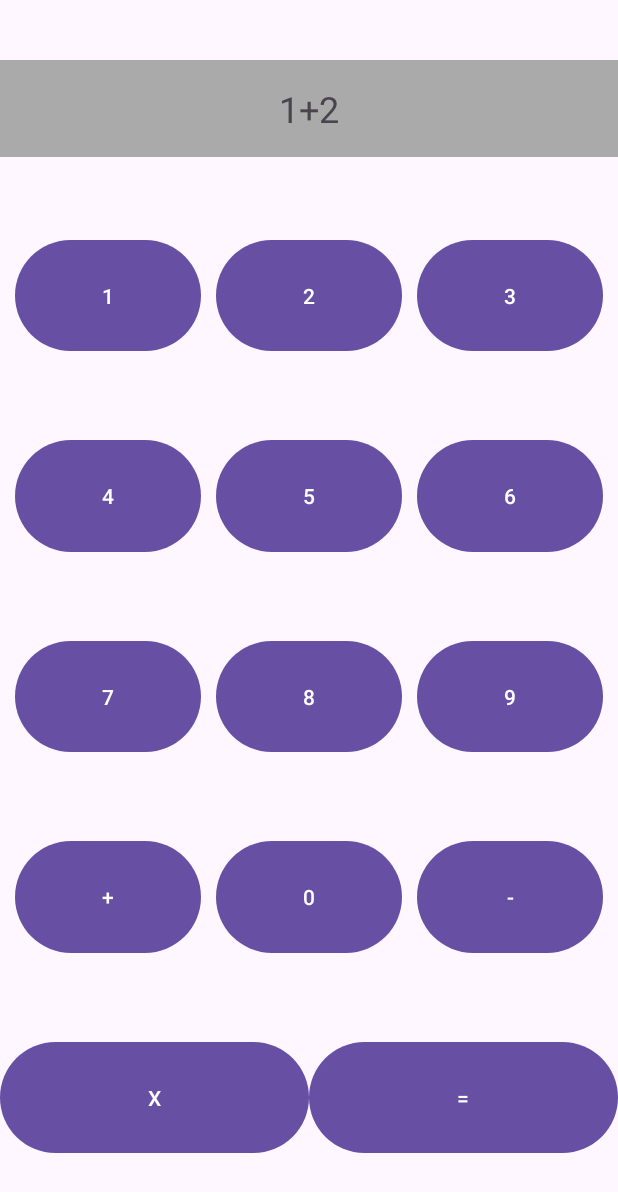
After one commit to CS5520-Fall-2024-Shivakumar/cs5520-spring2025-individual-assignments-RingoTC, an Android app: the QuicCalcActivity screen opened directly, with no data from a screen before it, on a phone screen of 412 x 824 dp. The commit adds this screen. Shown: the top 1192 px of the screen. Run offline under Robolectric (Android 15) with nearby library versions, the phone set to English and light mode, and no system bars.

Commit message:
feat: finish a2

```diff
--- a/app/build.gradle.kts
+++ b/app/build.gradle.kts
@@ -37,6 +37,7 @@ dependencies {
     implementation(libs.material)
     implementation(libs.activity)
     implementation(libs.constraintlayout)
+    implementation(libs.rhino)
     testImplementation(libs.junit)
     androidTestImplementation(libs.ext.junit)
     androidTestImplementation(libs.espresso.core)
--- a/app/src/main/AndroidManifest.xml
+++ b/app/src/main/AndroidManifest.xml
@@ -21,6 +21,7 @@
                 <category android:name="android.intent.category.LAUNCHER" />
             </intent-filter>
         </activity>
+        <activity android:name=".QuicCalcActivity" />
     </application>
 
 </manifest>
--- a/app/src/main/java/com/example/hanliao_cs5520_android/MainActivity.java
+++ b/app/src/main/java/com/example/hanliao_cs5520_android/MainActivity.java
@@ -1,5 +1,6 @@
 package com.example.hanliao_cs5520_android;
 
+import android.content.Intent;
 import android.os.Bundle;
 import android.view.View;
 import android.widget.Button;
@@ -35,5 +36,14 @@ public class MainActivity extends AppCompatActivity {
             v.setPadding(systemBars.left, systemBars.top, systemBars.right, systemBars.bottom);
             return insets;
         });
+
+        Button QuicCalcButton = findViewById(R.id.quic_calc);
+        QuicCalcButton.setOnClickListener(new View.OnClickListener() {
+            @Override
+            public void onClick(View v) {
+                Intent intent = new Intent(MainActivity.this, QuicCalcActivity.class);
+                startActivity(intent);
+            }
+        });
     }
 }
--- /dev/null
+++ b/app/src/main/java/com/example/hanliao_cs5520_android/QuicCalcActivity.java
@@ -0,0 +1,109 @@
+package com.example.hanliao_cs5520_android;
+
+import android.os.Bundle;
+import android.view.View;
+import android.widget.TextView;
+import android.widget.Toast;
+
+import androidx.appcompat.app.AppCompatActivity;
+
+import org.mozilla.javascript.Context;
+import org.mozilla.javascript.Scriptable;
+
+public class QuicCalcActivity extends AppCompatActivity {
+    private TextView calcView;
+    private StringBuilder experssionBuffer;
+
+    @Override
+    protected void onCreate(Bundle savedInstanceState) {
+        super.onCreate(savedInstanceState);
+        setContentView(R.layout.activity_quic_calc);
+
+        calcView = findViewById(R.id.textViewResult);
+        experssionBuffer = new StringBuilder();
+
+        calcView.setText(R.string.defaultExpression);
+
+        setButtonListener();
+    }
+
+    private void setButtonListener(){
+        int[] buttonIds = {
+                R.id.button0, R.id.button1, R.id.button2, R.id.button3,
+                R.id.button4, R.id.button5, R.id.button6, R.id.button7,
+                R.id.button8, R.id.button9, R.id.buttonPlus, R.id.buttonMinus,
+                R.id.buttonDelete, R.id.buttonEquals
+        };
+
+        View.OnClickListener listener = this::onButtonClick;
+
+        for (int buttonId : buttonIds) {
+            findViewById(buttonId).setOnClickListener(listener);
+        }
+    }
+
+    private void onButtonClick(View view) {
+        int id = view.getId();
+
+        if (id == R.id.button0 || id == R.id.button1 || id == R.id.button2 ||
+                id == R.id.button3 || id == R.id.button4 || id == R.id.button5 ||
+                id == R.id.button6 || id == R.id.button7 || id == R.id.button8 ||
+                id == R.id.button9) {
+            append2Exp(((TextView) view).getText().toString());
+        } else if (id == R.id.buttonPlus || id == R.id.buttonMinus) {
+            append2Exp(((TextView) view).getText().toString());
+        } else if (id == R.id.buttonEquals) {
+            calculate();
+        } else if (id == R.id.buttonDelete) {
+            deleteLastChar();
+        }
+    }
+
+    private void append2Exp(String text) {
+        if (text == null) {
+            if (experssionBuffer.length() > 0) {
+                experssionBuffer.deleteCharAt(experssionBuffer.length() - 1);
+            }
+        } else {
+            experssionBuffer.append(text);
+        }
+        calcView.setText(experssionBuffer.toString());
+    }
+
+
+    private void calculate() {
+        int result = (int) eval(experssionBuffer.toString());
+        experssionBuffer.setLength(0);
+        experssionBuffer.append(result);
+        calcView.setText(String.valueOf(result));
+    }
+
+    private double eval(String expression) {
+        try {
+            Context context = Context.enter();
+            context.setOptimizationLevel(-1);
+            Scriptable scope = context.initStandardObjects();
+            Object result = context.evaluateString(scope, expression, "Javascript", 1, null);
+            if (result instanceof Number) {
+                return ((Number) result).doubleValue();
+            } else {
+                throw new IllegalArgumentException("Invalid expression result");
+            }
+        } catch (Exception e) {
+            Toast.makeText(this, "Invalid Expression", Toast.LENGTH_SHORT).show();
+            return 0.0;
+        } finally {
+            Context.exit();
+        }
+    }
+
+
+    private void deleteLastChar(){
+        if (experssionBuffer.length() > 0) {
+            experssionBuffer.deleteCharAt(experssionBuffer.length() - 1);
+            calcView.setText(experssionBuffer.toString());
+        } else {
+            Toast.makeText(this, "No character to delete", Toast.LENGTH_SHORT).show();
+        }
+    }
+}
--- a/app/src/main/res/layout/activity_main.xml
+++ b/app/src/main/res/layout/activity_main.xml
@@ -22,7 +22,18 @@
         android:layout_height="wrap_content"
         android:layout_width="wrap_content"
         android:text="@string/about_me"
-        android:layout_marginTop="16dp"
+        android:layout_marginTop="32dp"
+        app:layout_constraintTop_toBottomOf="@id/textview"
+        app:layout_constraintStart_toStartOf="parent"
+        app:layout_constraintEnd_toEndOf="parent"
+        />
+
+    <Button
+        android:layout_marginTop="78dp"
+        android:id="@+id/quic_calc"
+        android:layout_width="wrap_content"
+        android:layout_height="wrap_content"
+        android:text="@string/quic_calc"
         app:layout_constraintTop_toBottomOf="@id/textview"
         app:layout_constraintStart_toStartOf="parent"
         app:layout_constraintEnd_toEndOf="parent"
--- /dev/null
+++ b/app/src/main/res/layout/activity_quic_calc.xml
@@ -0,0 +1,192 @@
+<?xml version="1.0" encoding="utf-8"?>
+<androidx.constraintlayout.widget.ConstraintLayout
+    xmlns:android="http://schemas.android.com/apk/res/android"
+    xmlns:app="http://schemas.android.com/apk/res-auto"
+    android:layout_width="match_parent"
+    android:layout_height="match_parent">
+
+    <TextView
+        android:id="@+id/textViewResult"
+        android:layout_width="0dp"
+        android:layout_height="wrap_content"
+        android:layout_marginTop="40dp"
+        android:background="@android:color/darker_gray"
+        android:gravity="center"
+        android:padding="16dp"
+        android:text="@string/defaultExpression"
+        android:textSize="24sp"
+        app:layout_constraintEnd_toEndOf="parent"
+        app:layout_constraintHorizontal_bias="1.0"
+        app:layout_constraintStart_toStartOf="parent"
+        app:layout_constraintTop_toTopOf="parent" />
+
+    <Button
+        android:id="@+id/button1"
+        android:layout_width="0dp"
+        android:layout_height="0dp"
+        android:text="1"
+        app:layout_constraintWidth_percent="0.3"
+        app:layout_constraintHeight_percent="0.1"
+        app:layout_constraintStart_toStartOf="parent"
+        app:layout_constraintEnd_toStartOf="@id/button2"
+        app:layout_constraintTop_toBottomOf="@id/textViewResult"
+        app:layout_constraintBottom_toTopOf="@id/button4" />
+
+    <Button
+        android:id="@+id/button2"
+        android:layout_width="0dp"
+        android:layout_height="0dp"
+        android:text="2"
+        app:layout_constraintWidth_percent="0.3"
+        app:layout_constraintHeight_percent="0.1"
+        app:layout_constraintStart_toEndOf="@id/button1"
+        app:layout_constraintEnd_toStartOf="@id/button3"
+        app:layout_constraintTop_toBottomOf="@id/textViewResult"
+        app:layout_constraintBottom_toTopOf="@id/button5" />
+
+    <Button
+        android:id="@+id/button3"
+        android:layout_width="0dp"
+        android:layout_height="0dp"
+        android:text="3"
+        app:layout_constraintWidth_percent="0.3"
+        app:layout_constraintHeight_percent="0.1"
+        app:layout_constraintStart_toEndOf="@id/button2"
+        app:layout_constraintEnd_toEndOf="parent"
+        app:layout_constraintTop_toBottomOf="@id/textViewResult"
+        app:layout_constraintBottom_toTopOf="@id/button6" />
+
+    <Button
+        android:id="@+id/button4"
+        android:layout_width="0dp"
+        android:layout_height="0dp"
+        android:text="4"
+        app:layout_constraintWidth_percent="0.3"
+        app:layout_constraintHeight_percent="0.1"
+        app:layout_constraintStart_toStartOf="parent"
+        app:layout_constraintEnd_toStartOf="@id/button5"
+        app:layout_constraintTop_toBottomOf="@id/button1"
+        app:layout_constraintBottom_toTopOf="@id/button7" />
+
+    <Button
+        android:id="@+id/button5"
+        android:layout_width="0dp"
+        android:layout_height="0dp"
+        android:text="5"
+        app:layout_constraintWidth_percent="0.3"
+        app:layout_constraintHeight_percent="0.1"
+        app:layout_constraintStart_toEndOf="@id/button4"
+        app:layout_constraintEnd_toStartOf="@id/button6"
+        app:layout_constraintTop_toBottomOf="@id/button2"
+        app:layout_constraintBottom_toTopOf="@id/button8" />
+
+    <Button
+        android:id="@+id/button6"
+        android:layout_width="0dp"
+        android:layout_height="0dp"
+        android:text="6"
+        app:layout_constraintWidth_percent="0.3"
+        app:layout_constraintHeight_percent="0.1"
+        app:layout_constraintStart_toEndOf="@id/button5"
+        app:layout_constraintEnd_toEndOf="parent"
+        app:layout_constraintTop_toBottomOf="@id/button3"
+        app:layout_constraintBottom_toTopOf="@id/button9" />
+
+
+    <Button
+        android:id="@+id/button7"
+        android:layout_width="0dp"
+        android:layout_height="0dp"
+        android:text="7"
+        app:layout_constraintWidth_percent="0.3"
+        app:layout_constraintHeight_percent="0.1"
+        app:layout_constraintStart_toStartOf="parent"
+        app:layout_constraintEnd_toStartOf="@id/button8"
+        app:layout_constraintTop_toBottomOf="@id/button4"
+        app:layout_constraintBottom_toTopOf="@id/buttonPlus" />
+
+    <Button
+        android:id="@+id/button8"
+        android:layout_width="0dp"
+        android:layout_height="0dp"
+        android:text="8"
+        app:layout_constraintWidth_percent="0.3"
+        app:layout_constraintHeight_percent="0.1"
+        app:layout_constraintStart_toEndOf="@id/button7"
+        app:layout_constraintEnd_toStartOf="@id/button9"
+        app:layout_constraintTop_toBottomOf="@id/button5"
+        app:layout_constraintBottom_toTopOf="@id/button0" />
+
+    <Button
+        android:id="@+id/button9"
+        android:layout_width="0dp"
+        android:layout_height="0dp"
+        android:text="9"
+        app:layout_constraintWidth_percent="0.3"
+        app:layout_constraintHeight_percent="0.1"
+        app:layout_constraintStart_toEndOf="@id/button8"
+        app:layout_constraintEnd_toEndOf="parent"
+        app:layout_constraintTop_toBottomOf="@id/button6"
+        app:layout_constraintBottom_toTopOf="@id/buttonMinus" />
+
+    <Button
+        android:id="@+id/buttonPlus"
+        android:layout_width="0dp"
+        android:layout_height="0dp"
+        android:text="+"
+        app:layout_constraintWidth_percent="0.3"
+        app:layout_constraintHeight_percent="0.1"
+        app:layout_constraintStart_toStartOf="parent"
+        app:layout_constraintEnd_toStartOf="@id/button0"
+        app:layout_constraintTop_toBottomOf="@id/button7"
+        app:layout_constraintBottom_toTopOf="@id/buttonDelete" />
+
+    <Button
+        android:id="@+id/button0"
+        android:layout_width="0dp"
+        android:layout_height="0dp"
+        android:text="0"
+        app:layout_constraintWidth_percent="0.3"
+        app:layout_constraintHeight_percent="0.1"
+        app:layout_constraintStart_toEndOf="@id/buttonPlus"
+        app:layout_constraintEnd_toStartOf="@id/buttonMinus"
+        app:layout_constraintTop_toBottomOf="@id/button8"
+        app:layout_constraintBottom_toTopOf="@id/buttonDelete" />
+
+    <Button
+        android:id="@+id/buttonMinus"
+        android:layout_width="0dp"
+        android:layout_height="0dp"
+        android:text="-"
+        app:layout_constraintWidth_percent="0.3"
+        app:layout_constraintHeight_percent="0.1"
+        app:layout_constraintStart_toEndOf="@id/button0"
+        app:layout_constraintEnd_toEndOf="parent"
+        app:layout_constraintTop_toBottomOf="@id/button9"
+        app:layout_constraintBottom_toTopOf="@id/buttonDelete" />
+
+    <Button
+        android:id="@+id/buttonDelete"
+        android:layout_width="0dp"
+        android:layout_height="0dp"
+        android:text="X"
+        app:layout_constraintWidth_percent="0.5"
+        app:layout_constraintHeight_percent="0.1"
+        app:layout_constraintStart_toStartOf="parent"
+        app:layout_constraintEnd_toStartOf="@id/buttonEquals"
+        app:layout_constraintTop_toBottomOf="@id/buttonPlus"
+        app:layout_constraintBottom_toBottomOf="parent" />
+
+    <Button
+        android:id="@+id/buttonEquals"
+        android:layout_width="0dp"
+        android:layout_height="0dp"
+        android:text="="
+        app:layout_constraintWidth_percent="0.5"
+        app:layout_constraintHeight_percent="0.1"
+        app:layout_constraintStart_toEndOf="@id/buttonDelete"
+        app:layout_constraintEnd_toEndOf="parent"
+        app:layout_constraintTop_toBottomOf="@id/buttonMinus"
+        app:layout_constraintBottom_toBottomOf="parent" />
+
+</androidx.constraintlayout.widget.ConstraintLayout>
--- a/app/src/main/res/values/strings.xml
+++ b/app/src/main/res/values/strings.xml
@@ -1,4 +1,6 @@
 <resources>
     <string name="app_name">HanLiao-CS5520-Android</string>
     <string name="about_me">About Me</string>
+    <string name="quic_calc">QUIC CALC</string>
+    <string name="defaultExpression">1+2</string>
 </resources>
--- a/gradle/libs.versions.toml
+++ b/gradle/libs.versions.toml
@@ -7,6 +7,7 @@ appcompat = "1.7.0"
 material = "1.12.0"
 activity = "1.8.0"
 constraintlayout = "2.2.0"
+rhino = "1.7.14"
 
 [libraries]
 junit = { group = "junit", name = "junit", version.ref = "junit" }
@@ -16,6 +17,7 @@ appcompat = { group = "androidx.appcompat", name = "appcompat", version.ref = "a
 material = { group = "com.google.android.material", name = "material", version.ref = "material" }
 activity = { group = "androidx.activity", name = "activity", version.ref = "activity" }
 constraintlayout = { group = "androidx.constraintlayout", name = "constraintlayout", version.ref = "constraintlayout" }
+rhino = { module = "org.mozilla:rhino", version.ref = "rhino" }
 
 [plugins]
 android-application = { id = "com.android.application", version.ref = "agp" }
```
